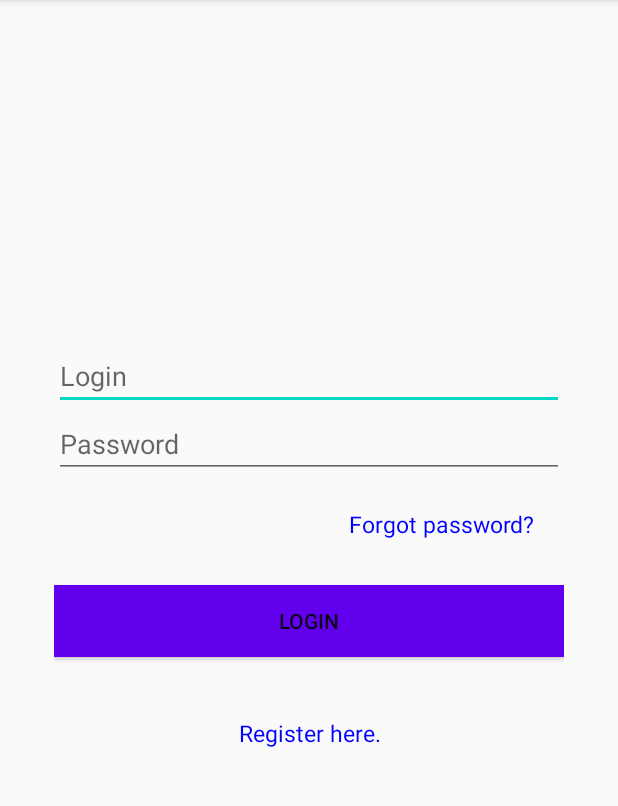
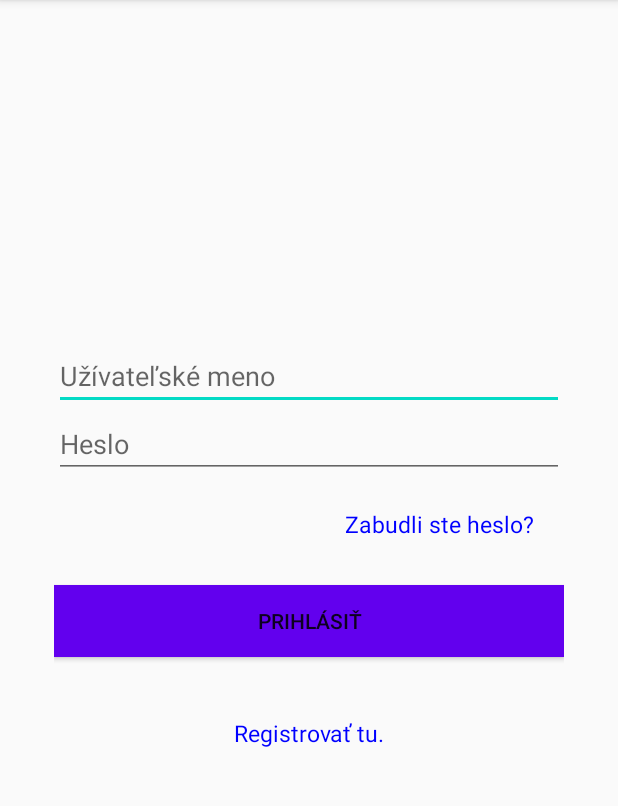
Before and after one commit to xheban/mtaa-FE, an Android app: the screen it shows after launch (Login), on a phone screen of 412 x 824 dp, the part 84-890 px from its top. Run offline under Robolectric (Android 15) with nearby library versions, the phone set to English and light mode, and no system bars; our stand-ins replace Volley.

Commit message:
after register screen + small changes

```diff
--- a/app/build.gradle
+++ b/app/build.gradle
@@ -31,4 +31,5 @@ dependencies {
     testImplementation 'junit:junit:4.12'
     androidTestImplementation 'androidx.test.ext:junit:1.1.1'
     androidTestImplementation 'androidx.test.espresso:espresso-core:3.2.0'
+    android.defaultConfig.vectorDrawables.useSupportLibrary = true
 }
--- /dev/null
+++ b/app/src/main/java/com/example/mtaa/AfterRegister.java
@@ -0,0 +1,4 @@
+package com.example.mtaa;
+
+public class AfterRegister {
+}
--- a/app/src/main/java/com/example/mtaa/Login.java
+++ b/app/src/main/java/com/example/mtaa/Login.java
@@ -1,6 +1,5 @@
 package com.example.mtaa;
 
-import android.app.Activity;
 import android.app.ProgressDialog;
 import android.content.Intent;
 import android.os.Build;
--- a/app/src/main/res/layout/login.xml
+++ b/app/src/main/res/layout/login.xml
@@ -20,14 +20,14 @@
             android:id="@+id/loginField"
             android:layout_width="match_parent"
             android:layout_height="wrap_content"
-            android:hint="Login" />
+            android:hint="@string/uname" />
 
         <EditText
             android:id="@+id/passwordField"
             android:layout_width="match_parent"
             android:layout_height="wrap_content"
             android:layout_below="@id/loginField"
-            android:hint="Password" />
+            android:hint="@string/heslo" />
 
         <TextView
             android:id="@+id/forgotPasswordTextView"
@@ -39,7 +39,7 @@
             android:gravity="right"
             android:textColor="#ff0000ff"
             android:textSize="15sp"
-            android:text="Forgot password?" />
+            android:text="@string/zabudli_ste_heslo" />
 
         <Button
             android:id="@+id/LoginBtn"
@@ -48,7 +48,7 @@
             android:layout_below="@id/loginField"
             android:layout_marginTop="10dp"
             android:background="@color/colorPrimary"
-            android:text="Login" />
+            android:text="@string/prihlasit" />
 
         <TextView
             android:id="@+id/registerTextView"
@@ -60,7 +60,7 @@
             android:gravity="center"
             android:textColor="#ff0000ff"
             android:textSize="15sp"
-            android:text="Register here." />
+            android:text="@string/registrácia_tu" />
 
     </LinearLayout>
 
--- a/app/src/main/res/layout/resetemail.xml
+++ b/app/src/main/res/layout/resetemail.xml
@@ -18,7 +18,7 @@
         android:layout_marginTop="20dp"
         android:layout_marginEnd="100dp"
         android:layout_marginRight="100dp"
-        android:text="Obnovenie emailu"
+        android:text="@string/obnovenie_emailu"
         android:textSize="25sp"
         android:textStyle="bold"
         app:layout_constraintEnd_toEndOf="parent"
@@ -105,7 +105,7 @@
         android:layout_height="47dp"
         android:layout_marginEnd="16dp"
         android:layout_marginRight="16dp"
-        android:text="Obnoviť"
+        android:text="@string/obnovi"
         app:layout_constraintEnd_toEndOf="parent"
         app:layout_constraintTop_toBottomOf="@+id/linearLayout" />
 
--- a/app/src/main/res/layout/resetpassword.xml
+++ b/app/src/main/res/layout/resetpassword.xml
@@ -18,7 +18,7 @@
         android:layout_marginTop="20dp"
         android:layout_marginEnd="100dp"
         android:layout_marginRight="100dp"
-        android:text="Obnovenie hesla"
+        android:text="@string/obnovenie_hesla"
         android:textSize="25sp"
         android:textStyle="bold"
         app:layout_constraintEnd_toEndOf="parent"
@@ -159,7 +159,7 @@
         android:layout_height="47dp"
         android:layout_marginEnd="16dp"
         android:layout_marginRight="16dp"
-        android:text="Obnoviť"
+        android:text="@string/obnovi"
         app:layout_constraintEnd_toEndOf="parent"
         app:layout_constraintTop_toBottomOf="@+id/linearLayout" />
 
--- a/app/src/main/res/values/strings.xml
+++ b/app/src/main/res/values/strings.xml
@@ -13,4 +13,13 @@
     <string name="zadajte_email">Zadajte email</string>
     <string name="zadajte_heslo">Zadajte heslo</string>
     <string name="registrova">Registrovať</string>
+    <string name="zabudli_ste_heslo">Zabudli ste heslo?</string>
+    <string name="prihlasit">Prihlásiť</string>
+    <string name="registrácia_tu">Registrovať tu.</string>
+    <string name="uname">Užívateľské meno</string>
+    <string name="obnovenie_hesla">Obnovenie hesla</string>
+    <string name="obnovi">Obnoviť</string>
+    <string name="obnovenie_emailu">Obnovenie emailu</string>
+    <string name="after_reg_title">Ďakujeme \n za vašu \n registráciu</string>
+    <string name="logo">LOGO</string>
 </resources>
```
Also changed, not shown: app/src/main/res/layout/after_registration.xml (added, +56 -0 lines).
